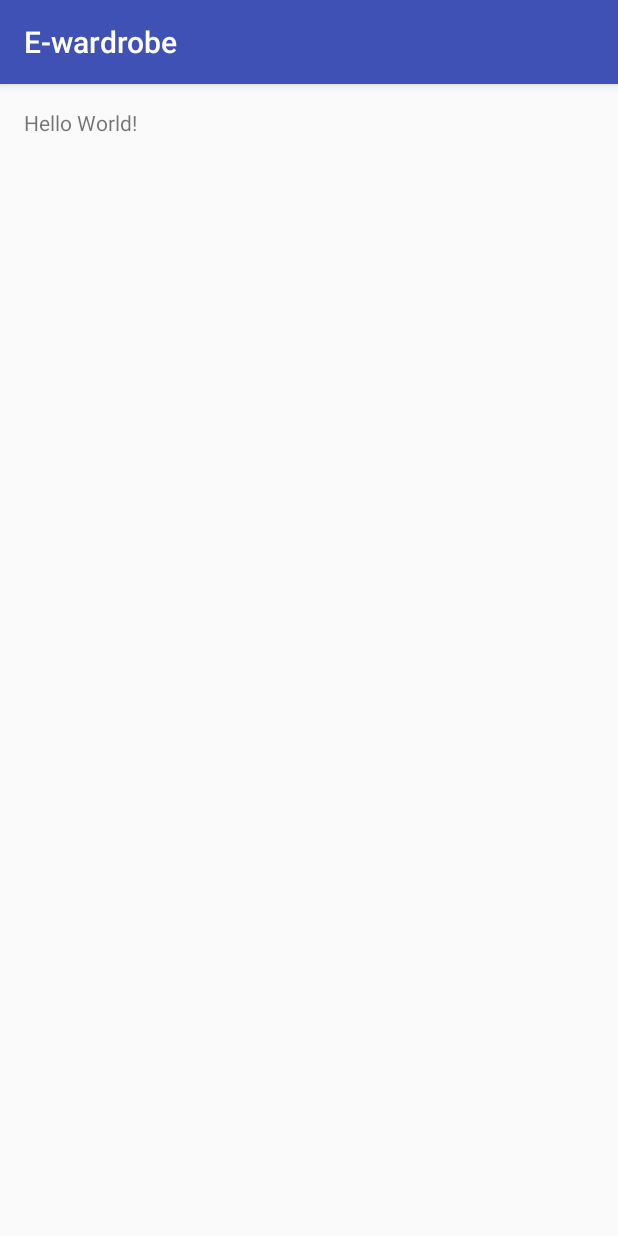
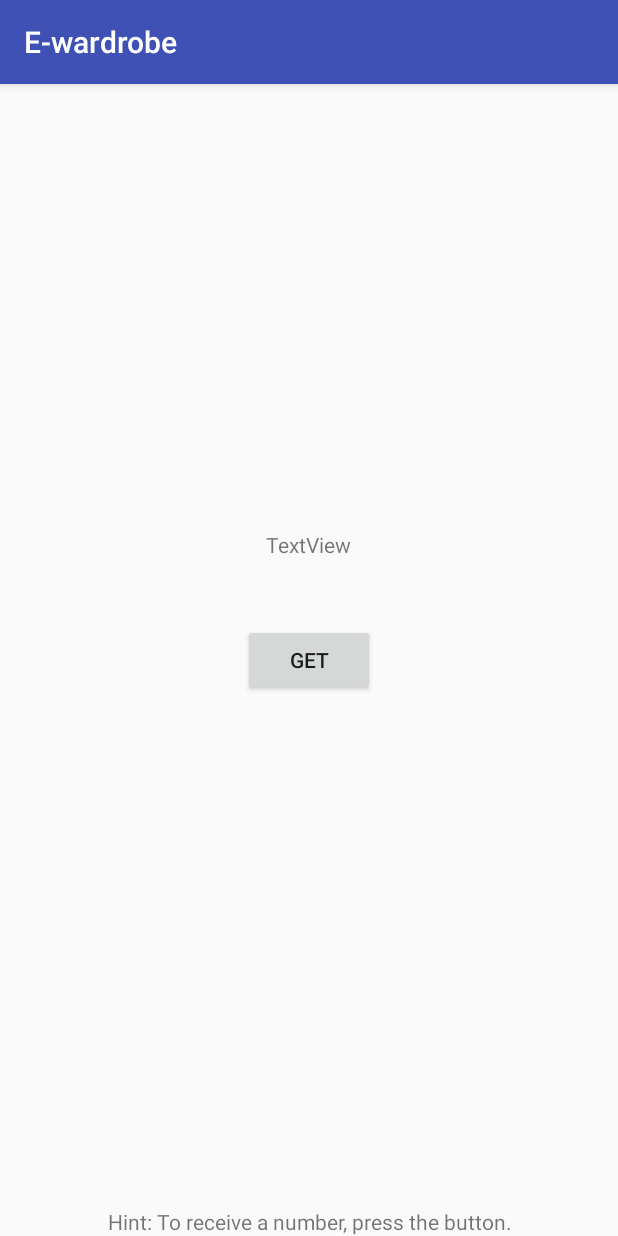
Before and after one commit to numumotik/E-wardrobe, an Android app: the fragment WardrobeActivityFragment shown on its own in the app's theme, on a phone screen of 412 x 824 dp. Run offline under Robolectric (Android 15) with nearby library versions, the phone set to English and light mode, and no system bars.

Commit message:
i don't know what i am doing now

```diff
--- a/app/src/main/res/layout/fragment_wardrobe.xml
+++ b/app/src/main/res/layout/fragment_wardrobe.xml
@@ -1,19 +1,33 @@
 <?xml version="1.0" encoding="utf-8"?>
 <RelativeLayout xmlns:android="http://schemas.android.com/apk/res/android"
     xmlns:tools="http://schemas.android.com/tools"
-    android:id="@+id/content_wardrobe"
     android:layout_width="match_parent"
     android:layout_height="match_parent"
-    android:paddingBottom="@dimen/activity_vertical_margin"
-    android:paddingLeft="@dimen/activity_horizontal_margin"
-    android:paddingRight="@dimen/activity_horizontal_margin"
-    android:paddingTop="@dimen/activity_vertical_margin"
-    tools:context="com.discteam.e_wardrobe.WardrobeActivityFragment"
-    tools:showIn="@layout/activity_wardrobe">
+    android:orientation="vertical">
+    <TextView
+        android:text="@string/hint_get_text"
+        android:layout_height="wrap_content"
+        android:id="@+id/hint_get"
+        android:layout_width="match_parent"
+        android:layout_alignParentBottom="true"
+        android:layout_centerHorizontal="true"
+        android:textAlignment="center" />
+
+    <Button
+        android:text="@string/get_text"
+        android:layout_width="wrap_content"
+        android:layout_height="wrap_content"
+        android:layout_centerVertical="true"
+        android:layout_centerHorizontal="true"
+        android:id="@+id/numb_button"
+        android:elevation="0dp" />
 
     <TextView
+        android:text="TextView"
         android:layout_width="wrap_content"
         android:layout_height="wrap_content"
-        android:text="Hello World!" />
-
+        android:layout_above="@+id/numb_button"
+        android:layout_centerHorizontal="true"
+        android:layout_marginBottom="43dp"
+        android:id="@+id/number_text_view" />
 </RelativeLayout>
--- a/app/src/main/res/values/strings.xml
+++ b/app/src/main/res/values/strings.xml
@@ -1,4 +1,9 @@
 <resources>
     <string name="app_name">E-wardrobe</string>
     <string name="action_settings">Settings</string>
+    <string name="get_text">Get</string>
+    <string name="return_text">Return</string>
+    <string name="hint_get_text">Hint: To receive a number, press the button.</string>
+    <string name="closet_close_title">close_notification</string>
+    <string name="closet_close_text">Closet_is_close</string>
 </resources>
```
Also changed, not shown: app/src/main/java/com/discteam/e_wardrobe/WardrobeActivity.java (+9 -23 lines), app/src/main/java/com/discteam/e_wardrobe/WardrobeFragment.java (added, +126 -0 lines), app/src/main/res/layout/activity_main.xml (renamed from app/src/main/res/layout/activity_wardrobe.xml).
